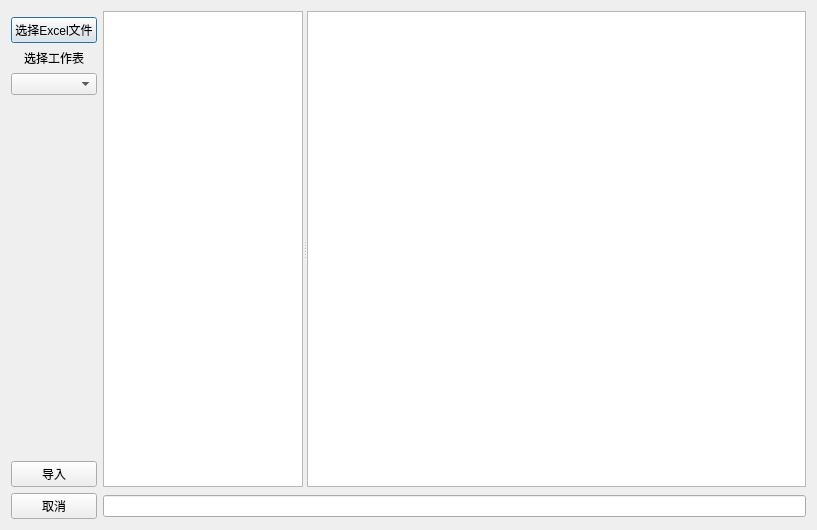
Above: easytrader/importdiag.ui from unit-xx/xfiles before the change. Below: the same form after it.
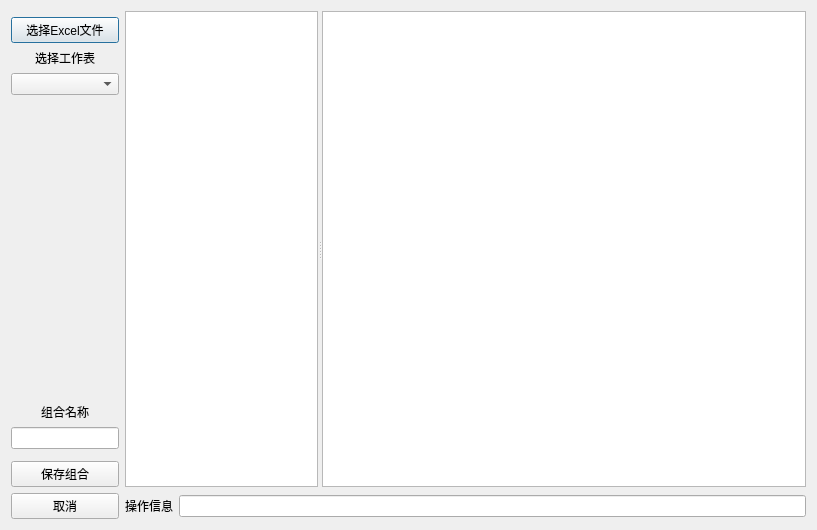
That is the form after the change.

```diff
--- a/easytrader/importdiag.ui
+++ b/easytrader/importdiag.ui
@@ -14,7 +14,14 @@
    <string>导入组合</string>
   </property>
   <layout class="QGridLayout" name="gridLayout">
-   <item row="0" column="1" rowspan="9">
+   <item row="1" column="0">
+    <widget class="QPushButton" name="selectfile">
+     <property name="text">
+      <string>选择Excel文件</string>
+     </property>
+    </widget>
+   </item>
+   <item row="0" column="1" rowspan="9" colspan="2">
     <widget class="QSplitter" name="splitter">
      <property name="orientation">
       <enum>Qt::Horizontal</enum>
@@ -40,13 +47,19 @@
      </widget>
     </widget>
    </item>
-   <item row="1" column="0">
-    <widget class="QPushButton" name="selectfile">
+   <item row="2" column="0">
+    <widget class="QLabel" name="label">
      <property name="text">
-      <string>选择Excel文件</string>
+      <string>选择工作表</string>
+     </property>
+     <property name="alignment">
+      <set>Qt::AlignCenter</set>
      </property>
     </widget>
    </item>
+   <item row="3" column="0">
+    <widget class="QComboBox" name="sheetlist"/>
+   </item>
    <item row="4" column="0">
     <spacer name="verticalSpacer">
      <property name="orientation">
@@ -60,16 +73,10 @@
      </property>
     </spacer>
    </item>
-   <item row="3" column="0">
-    <widget class="QComboBox" name="sheetlist"/>
-   </item>
-   <item row="2" column="0">
-    <widget class="QLabel" name="label">
+   <item row="8" column="0">
+    <widget class="QPushButton" name="doimport">
      <property name="text">
-      <string>选择工作表</string>
-     </property>
-     <property name="alignment">
-      <set>Qt::AlignCenter</set>
+      <string>保存组合</string>
      </property>
     </widget>
    </item>
@@ -80,14 +87,7 @@
      </property>
     </widget>
    </item>
-   <item row="8" column="0">
-    <widget class="QPushButton" name="doimport">
-     <property name="text">
-      <string>导入</string>
-     </property>
-    </widget>
-   </item>
-   <item row="9" column="1">
+   <item row="9" column="2">
     <widget class="QLineEdit" name="infoline">
      <property name="frame">
       <bool>true</bool>
@@ -97,6 +97,36 @@
      </property>
     </widget>
    </item>
+   <item row="9" column="1">
+    <widget class="QLabel" name="label_2">
+     <property name="text">
+      <string>操作信息</string>
+     </property>
+     <property name="alignment">
+      <set>Qt::AlignCenter</set>
+     </property>
+    </widget>
+   </item>
+   <item row="6" column="0">
+    <widget class="QLineEdit" name="portfolio_name">
+     <property name="sizePolicy">
+      <sizepolicy hsizetype="Fixed" vsizetype="Fixed">
+       <horstretch>0</horstretch>
+       <verstretch>0</verstretch>
+      </sizepolicy>
+     </property>
+    </widget>
+   </item>
+   <item row="5" column="0">
+    <widget class="QLabel" name="label_3">
+     <property name="text">
+      <string>组合名称</string>
+     </property>
+     <property name="alignment">
+      <set>Qt::AlignCenter</set>
+     </property>
+    </widget>
+   </item>
   </layout>
  </widget>
  <resources/>
```
